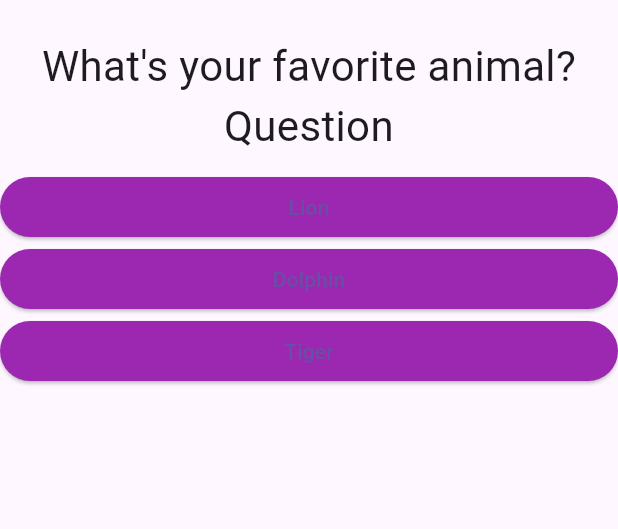
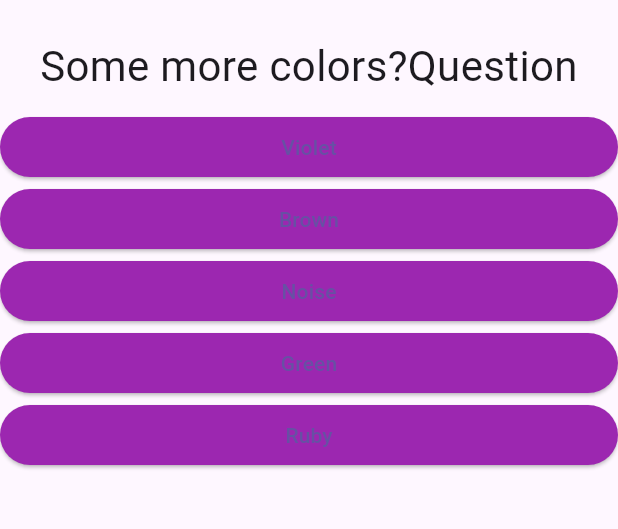
Before and after one commit to robertruben98/flutter_complete_guide, a Flutter app: the screen it shows after launch, after a tap on "Blue", on a phone screen of 412 x 824 dp, the part 63-592 px from its top. Run offline on Flutter 3.47's test engine with Material 3 defaults, Android fonts, the phone set to English and light mode, and no system bars; missing offline and left inert: dart:ffi.

Commit message:
MOD: set final score

```diff
--- a/lib/answer.dart
+++ b/lib/answer.dart
@@ -1,10 +1,10 @@
 import 'package:flutter/material.dart';
 
 class Answer extends StatelessWidget {
+  final VoidCallback selectHandler;
   final String title;
-  final VoidCallback selectHandler;
 
-  Answer(this.title, this.selectHandler);
+  Answer(this.selectHandler, this.title);
 
   @override
   Widget build(BuildContext context) {
--- a/lib/main.dart
+++ b/lib/main.dart
@@ -28,19 +28,30 @@ class _MyAppState extends State {
     {
       'title': "What's your favorite color?",
       'answers': [
-        "Blue",
-        "Black",
-        "White",
+        {"text": "Blue", "score": 1},
+        {"text": "White", "score": 2},
+        {"text": "Black", "score": 3},
+        {"text": "Red", "score": 4},
+        {"text": "Yellow", "score": 5},
       ]
     },
     {
-      'title': "What's your favorite animal?",
-      'answers': ["Lion", "Dolphin", "Tiger"]
+      'title': "Some more colors?",
+      'answers': [
+        {"text": "Violet", "score": 1},
+        {"text": "Brown", "score": 2},
+        {"text": "Noise", "score": 3},
+        {"text": "Green", "score": 4},
+        {"text": "Ruby", "score": 5},
+      ]
     },
   ];
   var _questionIndex = 0;
+  var _totalScore = 0;
 
-  void _answerQuestion() {
+  void _answerQuestion(int score) {
+    _totalScore += score;
+
     setState(() {
       if (_questionIndex < _questions.length) {
         _questionIndex = _questionIndex + 1;
@@ -67,7 +78,7 @@ class _MyAppState extends State {
                   questionIndex: _questionIndex,
                   questions: _questions,
                 )
-              : Result(goBack: _goBack))
+              : Result(goBack: _goBack, resultScore: _totalScore))
     );
   }
 }
--- a/lib/quiz.dart
+++ b/lib/quiz.dart
@@ -1,10 +1,12 @@
+import 'dart:ui';
+
 import 'package:flutter/material.dart';
 
 import 'package:flutter_complete_guide/question.dart';
 import 'answer.dart';
 
 class Quiz extends StatelessWidget {
-  final VoidCallback answerQuestion;
+  final Function answerQuestion;
   final List<Map<String, Object>> questions;
   final int questionIndex;
 
@@ -20,8 +22,8 @@ class Quiz extends StatelessWidget {
     return Column(
       children: [
         Question(questions[questionIndex]['title'] as String),
-        ...(questions[questionIndex]['answers'] as List<String>)
-            .map((answer) => Answer(answer, answerQuestion))
+        ...(questions[questionIndex]['answers'] as List<Map<String, Object>>)
+            .map((answer) => Answer(() => answerQuestion(answer['score']), answer["text"] as String))
             .toList()
       ],
     );
```
Also changed, not shown: lib/result.dart (+24 -2 lines).
